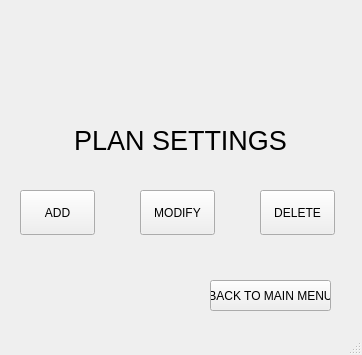
The window that ui/plan-settings.ui (yashu2001/gym-manager) describes before a commit, drawn with Qt 5.
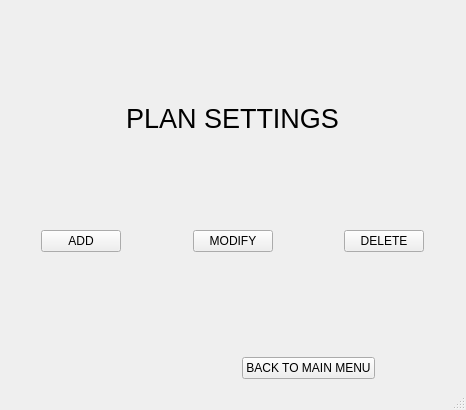
The same window after the commit. Icons and pictures are not drawn.

What changed in the file:
```diff
--- a/ui/plan-settings.ui
+++ b/ui/plan-settings.ui
@@ -6,110 +6,64 @@
    <rect>
     <x>0</x>
     <y>0</y>
-    <width>362</width>
-    <height>355</height>
+    <width>466</width>
+    <height>410</height>
    </rect>
   </property>
-  <property name="minimumSize">
-   <size>
-    <width>362</width>
-    <height>355</height>
-   </size>
-  </property>
-  <property name="maximumSize">
-   <size>
-    <width>362</width>
-    <height>355</height>
-   </size>
-  </property>
   <property name="windowTitle">
    <string>MainWindow</string>
   </property>
   <widget class="QWidget" name="centralwidget">
+   <layout class="QGridLayout" name="gridLayout">
+    <item row="0" column="0" colspan="3" alignment="Qt::AlignHCenter|Qt::AlignTop">
+     <widget class="QLabel" name="label_2">
+      <property name="text">
+       <string/>
+      </property>
+      <property name="pixmap">
+       <pixmap>2.jpg</pixmap>
+      </property>
+      <property name="scaledContents">
+       <bool>true</bool>
+      </property>
+     </widget>
+    </item>
+    <item row="1" column="0" colspan="3" alignment="Qt::AlignHCenter|Qt::AlignTop">
+     <widget class="QLabel" name="label">
+      <property name="text">
+       <string>&lt;html&gt;&lt;head/&gt;&lt;body&gt;&lt;p align=&quot;center&quot;&gt;&lt;span style=&quot; font-size:20pt;&quot;&gt;PLAN SETTINGS&lt;/span&gt;&lt;/p&gt;&lt;/body&gt;&lt;/html&gt;</string>
+      </property>
+     </widget>
+    </item>
+    <item row="2" column="0" alignment="Qt::AlignHCenter|Qt::AlignVCenter">
    <widget class="QPushButton" name="pushButton">
-    <property name="geometry">
-     <rect>
-      <x>20</x>
-      <y>190</y>
-      <width>75</width>
-      <height>45</height>
-     </rect>
-    </property>
     <property name="text">
      <string>ADD</string>
     </property>
    </widget>
+    </item>
+    <item row="2" column="1" alignment="Qt::AlignHCenter|Qt::AlignVCenter">
    <widget class="QPushButton" name="pushButton_2">
-    <property name="geometry">
-     <rect>
-      <x>140</x>
-      <y>190</y>
-      <width>75</width>
-      <height>45</height>
-     </rect>
-    </property>
     <property name="text">
      <string>MODIFY</string>
     </property>
    </widget>
+    </item>
+    <item row="2" column="2" alignment="Qt::AlignHCenter|Qt::AlignVCenter">
    <widget class="QPushButton" name="pushButton_3">
-    <property name="geometry">
-     <rect>
-      <x>260</x>
-      <y>190</y>
-      <width>75</width>
-      <height>45</height>
-     </rect>
-    </property>
     <property name="text">
      <string>DELETE</string>
     </property>
    </widget>
-   <widget class="QLabel" name="label">
-    <property name="geometry">
-     <rect>
-      <x>10</x>
-      <y>110</y>
-      <width>341</width>
-      <height>61</height>
-     </rect>
-    </property>
-    <property name="text">
-     <string>&lt;html&gt;&lt;head/&gt;&lt;body&gt;&lt;p align=&quot;center&quot;&gt;&lt;span style=&quot; font-size:20pt;&quot;&gt;PLAN SETTINGS&lt;/span&gt;&lt;/p&gt;&lt;/body&gt;&lt;/html&gt;</string>
-    </property>
-   </widget>
-   <widget class="QLabel" name="label_2">
-    <property name="geometry">
-     <rect>
-      <x>10</x>
-      <y>10</y>
-      <width>331</width>
-      <height>111</height>
-     </rect>
-    </property>
-    <property name="text">
-     <string/>
-    </property>
-    <property name="pixmap">
-     <pixmap>../logos/2.jpg</pixmap>
-    </property>
-    <property name="scaledContents">
-     <bool>true</bool>
-    </property>
-   </widget>
+    </item>
+    <item row="3" column="1" colspan="2" alignment="Qt::AlignHCenter|Qt::AlignBottom">
    <widget class="QPushButton" name="pushButton_4">
-    <property name="geometry">
-     <rect>
-      <x>210</x>
-      <y>280</y>
-      <width>121</width>
-      <height>31</height>
-     </rect>
-    </property>
     <property name="text">
      <string>BACK TO MAIN MENU</string>
     </property>
    </widget>
+    </item>
+   </layout>
   </widget>
   <widget class="QStatusBar" name="statusbar"/>
  </widget>
```
Lines whose indentation alone changed are shown as unchanged.
